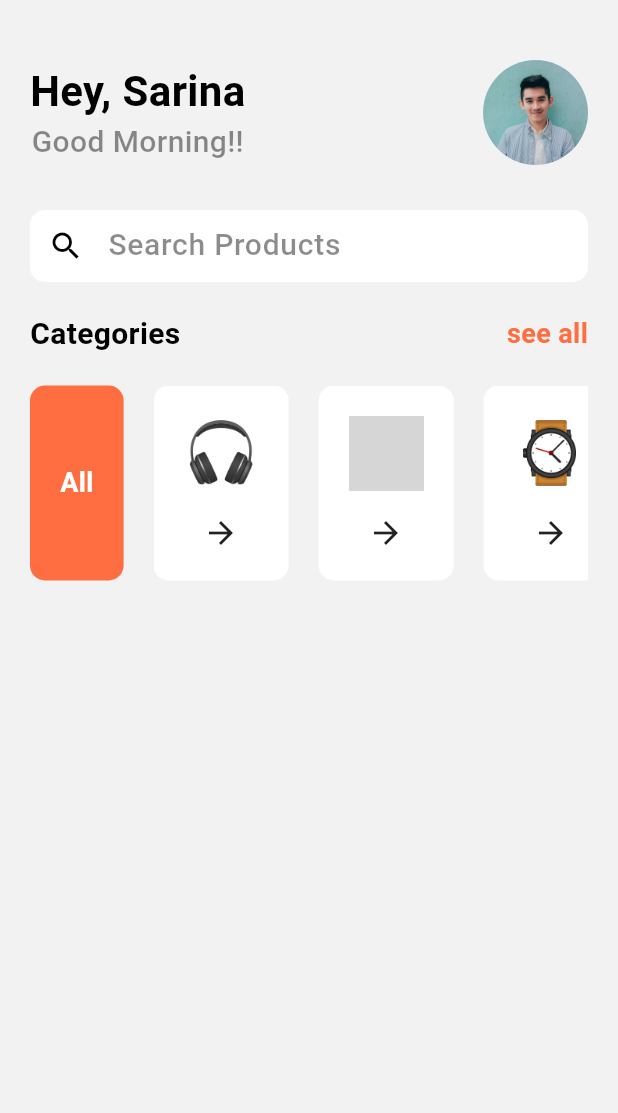
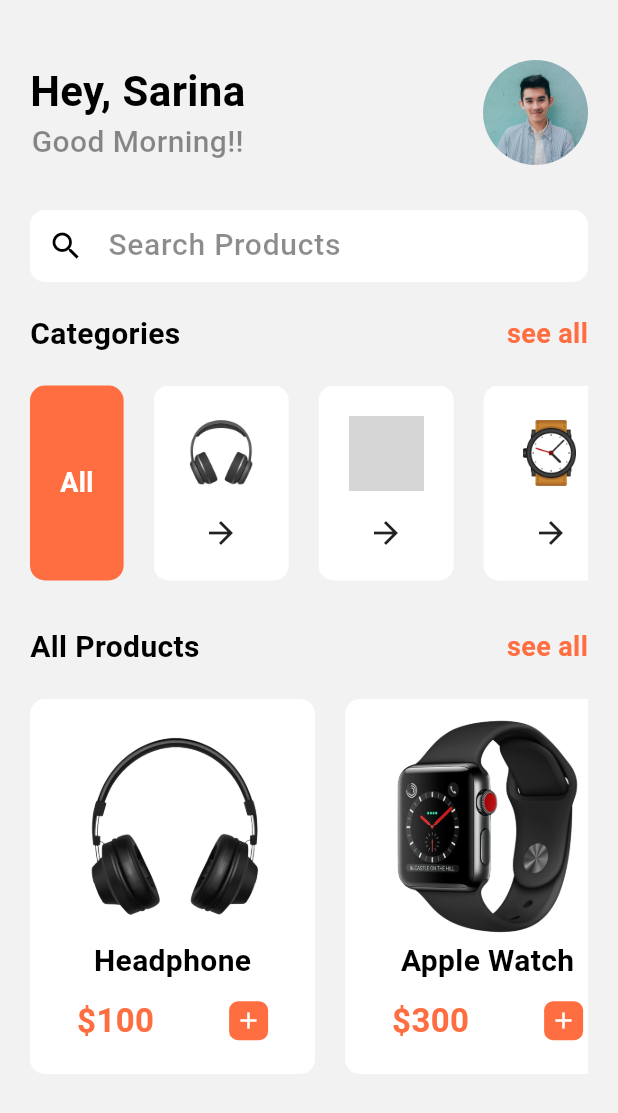
Before and after one commit to Sarinaryal/fullstack_shopping_app_flutter, a Flutter app: the Home screen opened directly, on a phone screen of 412 x 824 dp. Shown: the top 1113 px of the screen. Run offline on Flutter 3.47's test engine with Material 3 defaults, Android fonts, the light colour scheme and no system bars; grey boxes are pictures that could not be loaded.

Commit message:
Designing products UI

```diff
--- a/lib/pages/home.dart
+++ b/lib/pages/home.dart
@@ -130,7 +130,132 @@
               ],
             ),
 
+            SizedBox(height: 30),
 
+            // Display all products
+            Row(
+              mainAxisAlignment: MainAxisAlignment.spaceBetween,
+              children: [
+                Text('All Products', style: AppWidget.mediumTextStyle()),
+                Text(
+                  'see all',
+                  style: TextStyle(
+                    color: Colors.deepOrangeAccent,
+                    fontSize: 18,
+                    fontWeight: FontWeight.bold,
+                  ),
+                ),
+              ],
+            ),
+
+            SizedBox(height: 20),
+
+            Container(
+              height: 250,
+              child: ListView(
+                shrinkWrap: true,
+                scrollDirection: Axis.horizontal,
+                children: [
+                  Container(
+                    margin: EdgeInsets.only(right: 20),
+                    padding: EdgeInsets.symmetric(horizontal: 20, vertical: 10),
+                    decoration: BoxDecoration(
+                      color: Colors.white,
+                      borderRadius: BorderRadius.circular(10),
+                    ),
+                    child: Column(
+                      children: [
+                        Image.asset(
+                          "images/headphone2.png",
+                          height: 150,
+                          width: 150,
+                          fit: BoxFit.cover,
+                        ),
+                        Text('Headphone', style: AppWidget.mediumTextStyle()),
+                        SizedBox(height: 10),
+
+                        Row(
+                          children: [
+                            Text(
+                              '\$100',
+                              style: TextStyle(
+                                color: Colors.deepOrangeAccent,
+                                fontSize: 22,
+                                fontWeight: FontWeight.bold,
+                              ),
+                            ),
+
+                            SizedBox(width: 50),
+                            Container(
+                              padding: EdgeInsets.all(4),
+                              decoration: BoxDecoration(
+                                color: Colors.deepOrangeAccent,
+                                borderRadius: BorderRadius.circular(6),
+                              ),
+                              child: Icon(
+                                Icons.add,
+                                color: Colors.white,
+                                size: 18,
+                              ),
+                            ),
+                          ],
+                        ),
+                      ],
+                    ),
+                  ),
+
+                  //second Product list
+                  Container(
+                    padding: EdgeInsets.symmetric(horizontal: 20, vertical: 10),
+                    decoration: BoxDecoration(
+                      color: Colors.white,
+                      borderRadius: BorderRadius.circular(10),
+                    ),
+                    child: Column(
+                      children: [
+                        Image.asset(
+                          "images/watch2.png",
+                          height: 150,
+                          width: 150,
+                          fit: BoxFit.cover,
+                        ),
+                        Text('Apple Watch', style: AppWidget.mediumTextStyle()),
+                        SizedBox(height: 10),
+
+                        Row(
+                          children: [
+                            Text(
+                              '\$300',
+                              style: TextStyle(
+                                color: Colors.deepOrangeAccent,
+                                fontSize: 22,
+                                fontWeight: FontWeight.bold,
+                              ),
+                            ),
+
+                            SizedBox(width: 50),
+                            Container(
+                              padding: EdgeInsets.all(4),
+                              decoration: BoxDecoration(
+                                color: Colors.deepOrangeAccent,
+                                borderRadius: BorderRadius.circular(6),
+                              ),
+                              child: Icon(
+                                Icons.add,
+                                color: Colors.white,
+                                size: 18,
+                              ),
+                            ),
+                          ],
+                        ),
+                      ],
+                    ),
+                  ),
+
+                  // second Products ends
+                ],
+              ),
+            ),
           ],
         ),
       ),
```
